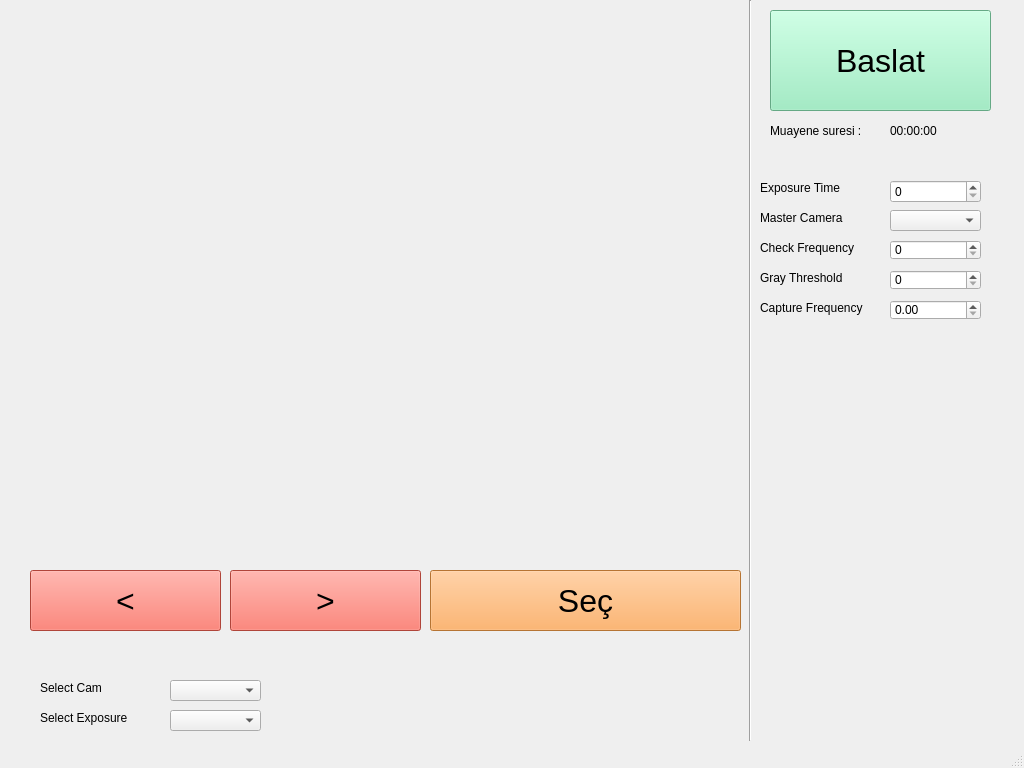
imemmul/Inovako, file Tofas/tofas_app/tofas_ui.ui: the form before one commit.
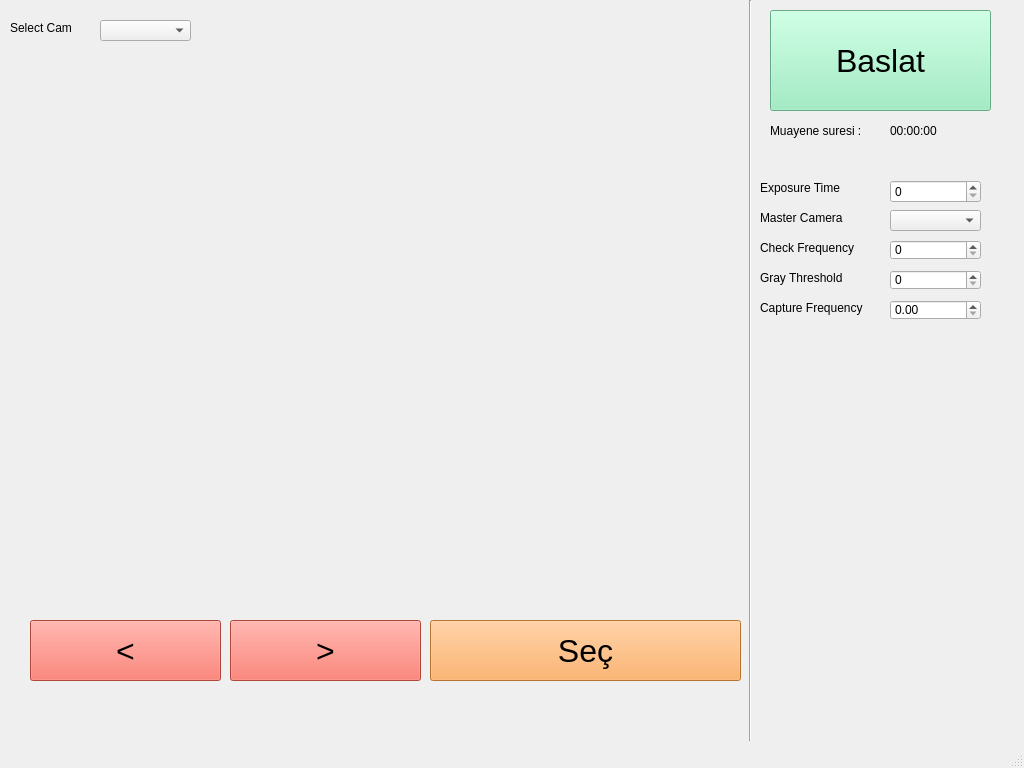
The form after the commit.

Diff of the .ui file:
```diff
--- a/Tofas/tofas_app/tofas_ui.ui
+++ b/Tofas/tofas_app/tofas_ui.ui
@@ -64,19 +64,19 @@
    <widget class="QWidget" name="widget" native="true">
     <property name="geometry">
      <rect>
-      <x>30</x>
-      <y>20</y>
+      <x>20</x>
+      <y>39</y>
       <width>720</width>
-      <height>540</height>
+      <height>611</height>
      </rect>
     </property>
     <widget class="QLabel" name="label_image">
      <property name="geometry">
       <rect>
        <x>30</x>
-       <y>10</y>
-       <width>650</width>
-       <height>532</height>
+       <y>11</y>
+       <width>651</width>
+       <height>531</height>
       </rect>
      </property>
      <property name="text">
@@ -224,8 +224,8 @@
    <widget class="QLabel" name="label_6">
     <property name="geometry">
      <rect>
-      <x>40</x>
-      <y>680</y>
+      <x>10</x>
+      <y>20</y>
       <width>111</width>
       <height>16</height>
      </rect>
@@ -237,31 +237,8 @@
    <widget class="QComboBox" name="filter_select">
     <property name="geometry">
      <rect>
-      <x>170</x>
-      <y>680</y>
-      <width>91</width>
-      <height>21</height>
-     </rect>
-    </property>
-   </widget>
-   <widget class="QLabel" name="label_7">
-    <property name="geometry">
-     <rect>
-      <x>40</x>
-      <y>710</y>
-      <width>111</width>
-      <height>16</height>
-     </rect>
-    </property>
-    <property name="text">
-     <string>Select Exposure</string>
-    </property>
-   </widget>
-   <widget class="QComboBox" name="filter_select_expo">
-    <property name="geometry">
-     <rect>
-      <x>170</x>
-      <y>710</y>
+      <x>100</x>
+      <y>20</y>
       <width>91</width>
       <height>21</height>
      </rect>
@@ -270,10 +247,10 @@
    <widget class="QLabel" name="image_name">
     <property name="geometry">
      <rect>
-      <x>330</x>
+      <x>210</x>
       <y>10</y>
-      <width>111</width>
-      <height>16</height>
+      <width>461</width>
+      <height>20</height>
      </rect>
     </property>
     <property name="text">
@@ -284,7 +261,7 @@
     <property name="geometry">
      <rect>
       <x>430</x>
-      <y>570</y>
+      <y>620</y>
       <width>311</width>
       <height>61</height>
      </rect>
@@ -302,7 +279,7 @@
     <property name="geometry">
      <rect>
       <x>230</x>
-      <y>570</y>
+      <y>620</y>
       <width>191</width>
       <height>61</height>
      </rect>
@@ -320,7 +297,7 @@
     <property name="geometry">
      <rect>
       <x>30</x>
-      <y>570</y>
+      <y>620</y>
       <width>191</width>
       <height>61</height>
      </rect>
```
